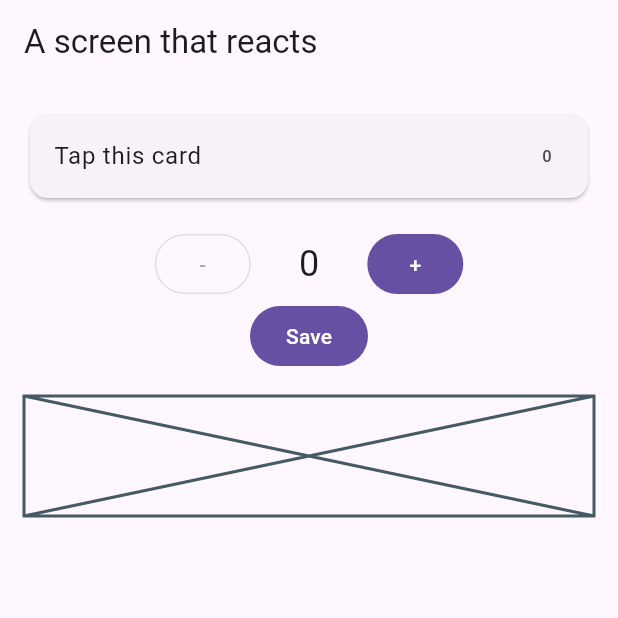
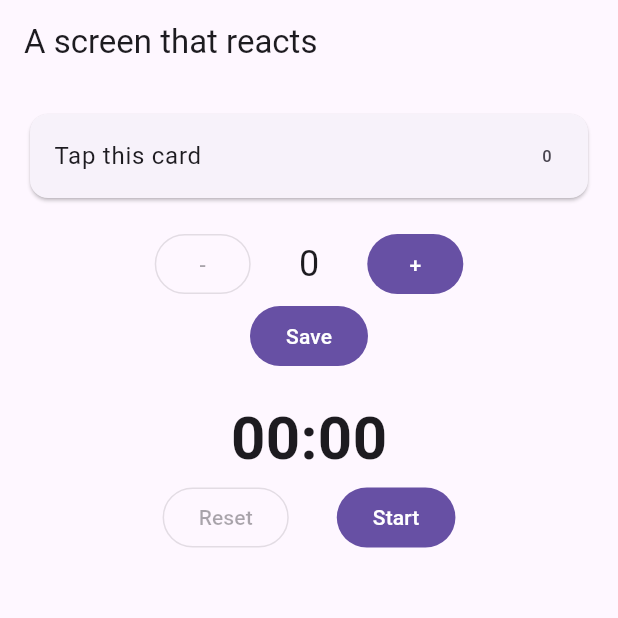
Before and after one commit to aablty/kbtu_flutter_2026, a Flutter app: the screen it shows after launch, on a phone screen of 412 x 824 dp, the top half of it. Run offline on Flutter 3.47's test engine with Material 3 defaults, Android fonts, the phone set to English and light mode, and no system bars.

Commit message:
practice 4: level 4 - A stopwatch that cleans up - implemented StopwatchCard stateful widget

```diff
--- a/week04/lib/stopwatch_card.dart
+++ b/week04/lib/stopwatch_card.dart
@@ -1,8 +1,69 @@
+import 'dart:async';
+
 import 'package:flutter/material.dart';
 
-class StopwatchCard extends StatelessWidget {
+class StopwatchCard extends StatefulWidget {
   const StopwatchCard({super.key});
 
   @override
-  Widget build(BuildContext context) => const Placeholder(fallbackHeight: 80);
+  State<StopwatchCard> createState() => _StopwatchCardState();
 }
+
+class _StopwatchCardState extends State<StopwatchCard> {
+  int _seconds = 0;
+  Timer? _timer;
+
+  String _formatTime(int seconds) {
+    String mm = (seconds ~/ 60).toString().padLeft(2, '0');
+    String ss = (seconds % 60).toString().padLeft(2, '0');
+    return '$mm:$ss';
+  }
+
+  void _startTimer() {
+    if (_timer != null) return;
+    _timer = Timer.periodic(
+      const Duration(seconds: 1),
+      (_) => setState(() => _seconds++),
+    );
+  }
+
+  void _stopTimer() {
+    _timer?.cancel();
+    setState(() => _timer = null);
+  }
+
+  void _resetTimer() {
+    _stopTimer();
+    setState(() => _seconds = 0);
+  }
+
+  @override
+  void dispose() {
+    _timer?.cancel();
+    super.dispose();
+  }
+
+  @override
+  Widget build(BuildContext context) => Column(
+    children: [
+      Text(
+        _formatTime(_seconds),
+        style: const TextStyle(fontSize: 40, fontWeight: FontWeight.bold),
+      ),
+      Row(
+        mainAxisAlignment: MainAxisAlignment.center,
+        spacing: 32,
+        children: [
+          OutlinedButton(
+            onPressed: _seconds == 0 ? null : _resetTimer,
+            child: const Text('Reset'),
+          ),
+          FilledButton(
+            onPressed: _timer == null ? _startTimer : _stopTimer,
+            child: _timer == null ? const Text('Start') : const Text('Stop'),
+          ),
+        ],
+      ),
+    ],
+  );
+}
```
